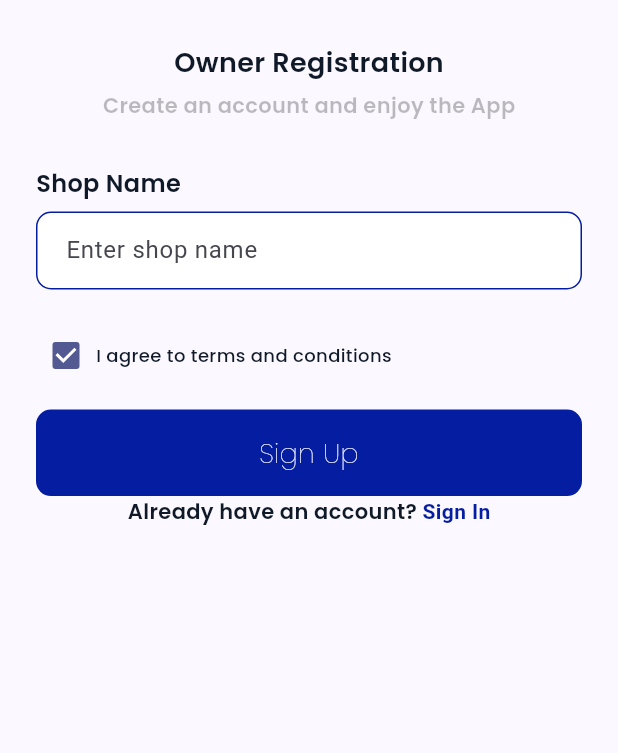
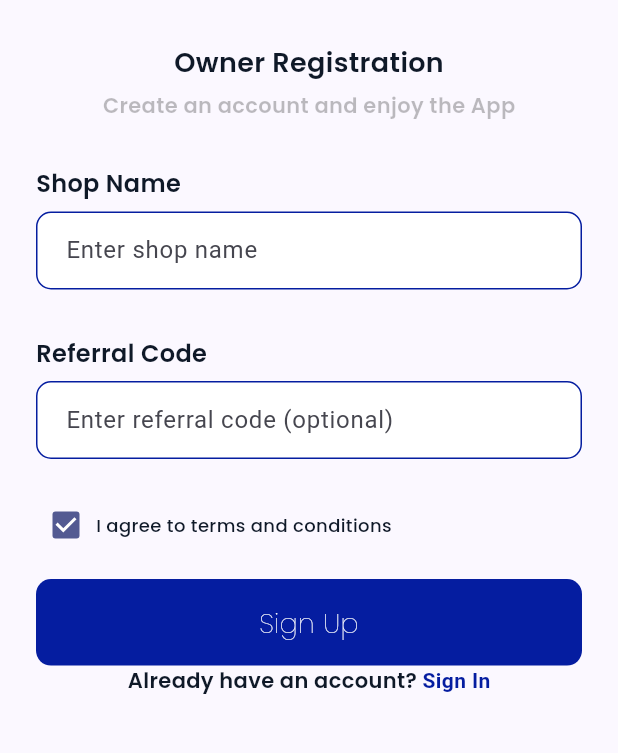
Before and after one commit to shayan5522/Sales-App, a Flutter app: the OwnerSignUpScreen screen opened directly, after a tap on "Sign Up", on a phone screen of 412 x 824 dp, the part 384-1137 px from its top. Run offline on Flutter 3.47's test engine with Material 3 defaults, Android fonts, the phone set to English and light mode, and no system bars; our stand-ins replace cloud_firestore, firebase_auth, firebase_core, get, google_fonts; accounts and stored records are empty.

Commit message:
auth-implemented done

```diff
--- /dev/null
+++ b/lib/app/controllers/auth/owner_signup_controller.dart
@@ -0,0 +1,56 @@
+import 'package:get/get.dart';
+import 'package:cloud_firestore/cloud_firestore.dart';
+import 'package:firebase_auth/firebase_auth.dart';
+import '../../ui/screens/owner/owner_dashboard.dart';
+
+class OwnerSignupController extends GetxController {
+  final isLoading = false.obs;
+  final shopName = ''.obs;
+  final referralCode = ''.obs;
+
+  List<String> generateInviteCodes(int count) {
+    const chars = 'ABCDEFGHJKLMNPQRSTUVWXYZ23456789';
+    return List.generate(count, (_) {
+      return List.generate(6, (i) => chars[(DateTime.now().microsecondsSinceEpoch + i) % chars.length]).join();
+    });
+  }
+
+  Future<void> registerOwner() async {
+    final name = shopName.value.trim();
+    final referral = referralCode.value.trim();
+    final user = FirebaseAuth.instance.currentUser;
+
+    if (name.isEmpty || user == null) {
+      Get.snackbar("Error", "Shop name required or user not logged in");
+      return;
+    }
+
+    isLoading.value = true;
+    final uid = user.uid;
+    final phone = user.phoneNumber ?? '';
+    final shopCode = uid.substring(0, 6).toUpperCase();
+
+    await FirebaseFirestore.instance.collection('users').doc(uid).set({
+      'uid': uid,
+      'phone': phone,
+      'role': 'owner',
+      'shopName': name,
+      'shopCode': shopCode,
+      'referralCode': referral,
+    });
+
+    final inviteCodes = generateInviteCodes(3);
+    for (String code in inviteCodes) {
+      await FirebaseFirestore.instance.collection('invites').doc(code).set({
+        'code': code,
+        'ownerId': uid,
+        'used': false,
+        'usedBy': null,
+        'createdAt': FieldValue.serverTimestamp(),
+      });
+    }
+
+    isLoading.value = false;
+    Get.offAll(() => OwnerDashboard());
+  }
+}
--- a/lib/app/ui/screens/auth/owner_signup.dart
+++ b/lib/app/ui/screens/auth/owner_signup.dart
@@ -1,34 +1,19 @@
 import 'package:flutter/material.dart';
 import 'package:get/get.dart';
 import 'package:salesapp/app/themes/styles.dart';
-import 'package:salesapp/app/ui/screens/owner/owner_dashboard.dart';
 import 'package:salesapp/app/ui/widgets/appbar.dart';
 import 'package:salesapp/app/ui/widgets/buttons.dart';
 import 'package:salesapp/app/ui/widgets/textfield.dart';
-import 'package:firebase_auth/firebase_auth.dart';
-import 'package:cloud_firestore/cloud_firestore.dart';
+import 'package:salesapp/app/themes/colors.dart';
 
-import '../../../themes/colors.dart';
+import '../../../controllers/auth/owner_signup_controller.dart';
 
-class OwnerSignUpScreen extends StatefulWidget {
-  const OwnerSignUpScreen({super.key});
+class OwnerSignUpScreen extends StatelessWidget {
+  OwnerSignUpScreen({super.key});
+  final controller = Get.put(OwnerSignupController());
 
   @override
-  State<OwnerSignUpScreen> createState() => _OwnerSignUpScreenState();
-}
-List<String> generateInviteCodes(int count) {
-  const chars = 'ABCDEFGHJKLMNPQRSTUVWXYZ23456789';
-  return List.generate(count, (_) {
-    return List.generate(6, (i) => chars[(DateTime.now().microsecondsSinceEpoch + i) % chars.length]).join();
-  });
-}
-
-
-class _OwnerSignUpScreenState extends State<OwnerSignUpScreen> {
-  @override
   Widget build(BuildContext context) {
-    final TextEditingController shopNameController = TextEditingController();
-
     return Scaffold(
       appBar: CustomAppbar(title: "Owner SignUp"),
       body: Padding(
@@ -37,22 +22,24 @@ class _OwnerSignUpScreenState extends State<OwnerSignUpScreen> {
           child: Column(
             children: [
               const SizedBox(height: 40),
-              Center(
-                child: Image.asset('assets/images/ownersignup.png', height: 160),
-              ),
+              Center(child: Image.asset('assets/images/ownersignup.png', height: 160)),
               const SizedBox(height: 30),
               Text("Owner Registration", style: AppTextStyles.subheading),
               const SizedBox(height: 8),
               Text("Create an account and enjoy the App", style: AppTextStyles.subtitle.copyWith(color: Colors.black26)),
               const SizedBox(height: 32),
-              Align(
-                alignment: Alignment.centerLeft,
-                child: Text("Shop Name", style: AppTextStyles.title),
-              ),
+              Align(alignment: Alignment.centerLeft, child: Text("Shop Name", style: AppTextStyles.title)),
               const SizedBox(height: 8),
               CustomTextField(
-                controller: shopNameController,
                 labelText: 'Enter shop name',
+                onChanged: (val) => controller.shopName.value = val,
+              ),
+              const SizedBox(height: 32),
+              Align(alignment: Alignment.centerLeft, child: Text("Referral Code", style: AppTextStyles.title)),
+              const SizedBox(height: 8),
+              CustomTextField(
+                labelText: 'Enter referral code (optional)',
+                onChanged: (val) => controller.referralCode.value = val,
               ),
               const SizedBox(height: 24),
               Row(
@@ -62,54 +49,17 @@ class _OwnerSignUpScreenState extends State<OwnerSignUpScreen> {
                 ],
               ),
               const SizedBox(height: 16),
-              PrimaryButton(
+              Obx(() => PrimaryButton(
                 text: "Sign Up",
-                onPressed: () async {
-                  final shopName = shopNameController.text.trim();
-                  final user = FirebaseAuth.instance.currentUser;
-
-                  if (shopName.isEmpty || user == null) {
-                    Get.snackbar("Error", "Shop name required or user not logged in");
-                    return;
-                  }
-
-                  final uid = user.uid;
-                  final phone = user.phoneNumber ?? '';
-                  final shopCode = uid.substring(0, 6).toUpperCase();
-
-                  // Save owner user
-                  await FirebaseFirestore.instance.collection('users').doc(uid).set({
-                    'uid': uid,
-                    'phone': phone,
-                    'role': 'owner',
-                    'shopName': shopName,
-                    'shopCode': shopCode,
-                  });
-
-                  // Generate 3 unique invite codes
-                  final inviteCodes = generateInviteCodes(3);
-
-                  for (String code in inviteCodes) {
-                    await FirebaseFirestore.instance.collection('invites').doc(code).set({
-                      'code': code,
-                      'ownerId': uid,
-                      'used': false,
-                      'usedBy': null,
-                      'createdAt': FieldValue.serverTimestamp(),
-                    });
-                  }
-
-                  Get.offAll(() => OwnerDashboard());
-                },
-
-              ),
-              // const Spacer(),
+                isLoading: controller.isLoading.value,
+                onPressed: controller.registerOwner,
+              )),
               Row(
                 mainAxisAlignment: MainAxisAlignment.center,
                 children: [
                   Text("Already have an account? ", style: AppTextStyles.subtitle),
                   GestureDetector(
-                    onTap: () {}, // Optional: link to login screen
+                    onTap: () {}, // You can navigate to login screen here
                     child: Text("Sign In", style: TextStyle(fontWeight: FontWeight.bold, color: AppColors.primary)),
                   ),
                 ],
--- a/lib/app/ui/screens/owner/owner_dashboard.dart
+++ b/lib/app/ui/screens/owner/owner_dashboard.dart
@@ -4,6 +4,7 @@ import 'package:get/get_core/src/get_main.dart' show Get;
 import 'package:salesapp/app/ui/screens/auth/signup_as.dart';
 
 import '../../widgets/buttons.dart';
+import '../auth/owner_signup.dart';
 class OwnerDashboard extends StatelessWidget {
   const OwnerDashboard({super.key});
 
--- a/lib/app/ui/widgets/buttons.dart
+++ b/lib/app/ui/widgets/buttons.dart
@@ -1,4 +1,4 @@
-
+import 'package:flutter/material.dart';
 import 'package:flutter/cupertino.dart';
 import '../../themes/colors.dart';
 import '../../themes/styles.dart';
@@ -11,6 +11,7 @@ class PrimaryButton extends StatelessWidget {
   final Color color;
   final double borderRadius;
   final TextStyle? textStyle;
+  final bool isLoading;
 
   const PrimaryButton({super.key,
     required this.text,
@@ -20,20 +21,17 @@ class PrimaryButton extends StatelessWidget {
     this.color = AppColors.primary,
     this.borderRadius = 10.0,
     this.textStyle,
+    this.isLoading = false,
   });
 
   @override
   Widget build(BuildContext context) {
-    // Get the screen width and height
     final screenWidth = MediaQuery.of(context).size.width;
     final screenHeight = MediaQuery.of(context).size.height;
-
-    // Calculate the button width and height based on the screen size
     final buttonWidth = screenWidth-30;
     final buttonHeight = screenHeight * heightFactor;
-
     return GestureDetector(
-      onTap: onPressed,
+      onTap: isLoading ? null : onPressed,
       child: Container(
         width: buttonWidth,
         height: buttonHeight,
@@ -42,13 +40,25 @@ class PrimaryButton extends StatelessWidget {
           borderRadius: BorderRadius.circular(borderRadius),
         ),
         child: Center(
-          child: Text(
+          child: isLoading
+              ? const SizedBox(
+            width: 20,
+            height: 20,
+            child: CircularProgressIndicator(
+              color: Colors.white,
+              strokeWidth: 2,
+            ),
+          )
+              : Text(
             text,
             style: textStyle ??
-                AppTextStyles.subheading
-                    .copyWith(color: AppColors.secondary,fontWeight: FontWeight.w100),
+                AppTextStyles.subheading.copyWith(
+                  color: AppColors.secondary,
+                  fontWeight: FontWeight.w100,
+                ),
           ),
         ),
+
       ),
     );
   }
--- a/lib/app/ui/widgets/textfield.dart
+++ b/lib/app/ui/widgets/textfield.dart
@@ -17,6 +17,7 @@ class CustomTextField extends StatelessWidget {
   final int? maxlines;
   final int? maxWords;
   final VoidCallback? suffixIconPressed;
+  final ValueChanged<String>? onChanged;
 
   const CustomTextField({
     super.key,
@@ -34,6 +35,7 @@ class CustomTextField extends StatelessWidget {
     this.maxlines = 1,
     this.maxWords,
     this.suffixIconPressed,
+    this.onChanged,
 
   });
 
@@ -46,6 +48,7 @@ class CustomTextField extends StatelessWidget {
       obscureText: obscureText,
       keyboardType: keyboardType,
       validator: validator,
+      onChanged: onChanged,
       decoration: InputDecoration(
         hintText: hintText,
         labelText: labelText,
```
Also changed, not shown: lib/app/controllers/auth/auth_controller.dart (+10 -7 lines), lib/app/controllers/auth/labour_signup_controller.dart (added, +61 -0 lines), lib/app/ui/screens/auth/labour_signin.dart (deleted, +0 -108 lines), lib/app/ui/screens/auth/labour_signup.dart (added, +62 -0 lines), lib/app/ui/screens/auth/otp.dart (+26 -5 lines), lib/app/ui/screens/auth/signup.dart (+24 -8 lines), lib/app/ui/screens/auth/signup_as.dart (+49 -14 lines), lib/app/ui/screens/labour/labour_dashboard.dart (+18 -3 lines).
